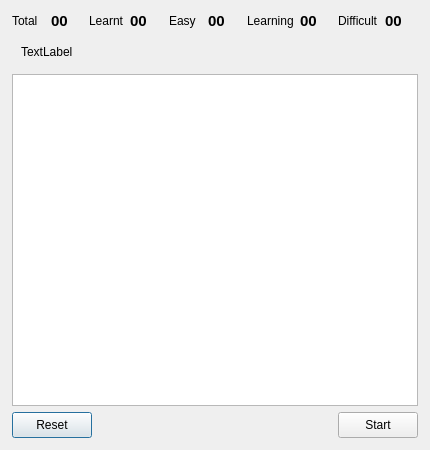
Before: the Qt Designer form src/practice/dlg_practice.ui in robinpalat/idiomindQt, drawn with Qt 5.
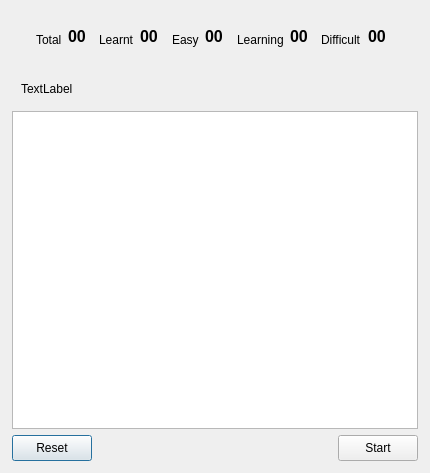
After: the same form once the commit is applied. Icons and pictures are not drawn.

Diff of the .ui file:
```diff
--- a/src/practice/dlg_practice.ui
+++ b/src/practice/dlg_practice.ui
@@ -7,7 +7,7 @@
     <x>0</x>
     <y>0</y>
     <width>430</width>
-    <height>450</height>
+    <height>473</height>
    </rect>
   </property>
   <property name="minimumSize">
@@ -40,18 +40,30 @@
     <layout class="QVBoxLayout" name="verticalLayout_2">
      <item>
       <widget class="QWidget" name="widget_score" native="true">
+       <property name="minimumSize">
+        <size>
+         <width>200</width>
+         <height>55</height>
+        </size>
+       </property>
+       <property name="maximumSize">
+        <size>
+         <width>16777215</width>
+         <height>55</height>
+        </size>
+       </property>
        <layout class="QHBoxLayout" name="horizontalLayout_3">
         <property name="leftMargin">
-         <number>0</number>
+         <number>24</number>
         </property>
         <property name="topMargin">
-         <number>0</number>
+         <number>15</number>
         </property>
         <property name="rightMargin">
-         <number>0</number>
+         <number>24</number>
         </property>
         <property name="bottomMargin">
-         <number>0</number>
+         <number>15</number>
         </property>
         <item>
          <layout class="QHBoxLayout" name="horizontalLayout_2">
@@ -60,13 +72,16 @@
             <property name="text">
              <string>Total</string>
             </property>
+            <property name="alignment">
+             <set>Qt::AlignLeading|Qt::AlignLeft|Qt::AlignVCenter</set>
+            </property>
            </widget>
           </item>
           <item>
            <widget class="QLabel" name="label_2">
             <property name="font">
              <font>
-              <pointsize>11</pointsize>
+              <pointsize>12</pointsize>
               <weight>75</weight>
               <bold>true</bold>
              </font>
@@ -74,6 +89,9 @@
             <property name="text">
              <string>00</string>
             </property>
+            <property name="alignment">
+             <set>Qt::AlignLeading|Qt::AlignLeft|Qt::AlignTop</set>
+            </property>
            </widget>
           </item>
           <item>
@@ -87,7 +105,7 @@
            <widget class="QLabel" name="label_4">
             <property name="font">
              <font>
-              <pointsize>11</pointsize>
+              <pointsize>12</pointsize>
               <weight>75</weight>
               <bold>true</bold>
              </font>
@@ -95,6 +113,9 @@
             <property name="text">
              <string>00</string>
             </property>
+            <property name="alignment">
+             <set>Qt::AlignLeading|Qt::AlignLeft|Qt::AlignTop</set>
+            </property>
            </widget>
           </item>
           <item>
@@ -108,7 +129,7 @@
            <widget class="QLabel" name="label_6">
             <property name="font">
              <font>
-              <pointsize>11</pointsize>
+              <pointsize>12</pointsize>
               <weight>75</weight>
               <bold>true</bold>
              </font>
@@ -116,6 +137,9 @@
             <property name="text">
              <string>00</string>
             </property>
+            <property name="alignment">
+             <set>Qt::AlignLeading|Qt::AlignLeft|Qt::AlignTop</set>
+            </property>
            </widget>
           </item>
           <item>
@@ -129,7 +153,7 @@
            <widget class="QLabel" name="label_8">
             <property name="font">
              <font>
-              <pointsize>11</pointsize>
+              <pointsize>12</pointsize>
               <weight>75</weight>
               <bold>true</bold>
              </font>
@@ -137,6 +161,9 @@
             <property name="text">
              <string>00</string>
             </property>
+            <property name="alignment">
+             <set>Qt::AlignLeading|Qt::AlignLeft|Qt::AlignTop</set>
+            </property>
            </widget>
           </item>
           <item>
@@ -150,7 +177,7 @@
            <widget class="QLabel" name="label_10">
             <property name="font">
              <font>
-              <pointsize>11</pointsize>
+              <pointsize>12</pointsize>
               <weight>75</weight>
               <bold>true</bold>
              </font>
@@ -158,6 +185,9 @@
             <property name="text">
              <string>00</string>
             </property>
+            <property name="alignment">
+             <set>Qt::AlignLeading|Qt::AlignLeft|Qt::AlignTop</set>
+            </property>
            </widget>
           </item>
          </layout>
```
Left out of the diff: 10 changed lines with no effect on the pictures.
